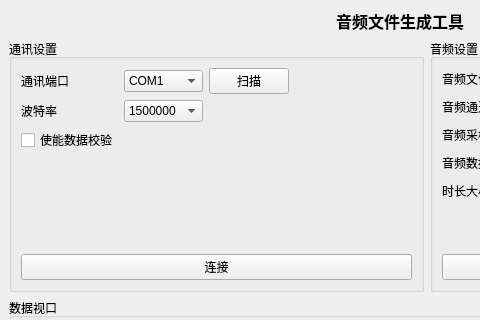
This is mainwindow.ui in aron566/Audio_File_Generator as Qt 5 draws it before an edit; both pictures show x 0 to 480 and y 0 to 320 of the 800 by 600 pixel window. The edited form follows.
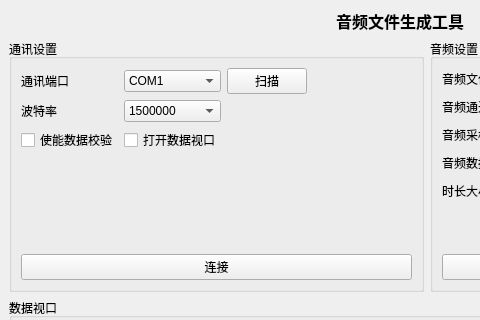
This is the edited form.

Commit message: <feat>: <增加数据视口开关>

```diff
--- a/mainwindow.ui
+++ b/mainwindow.ui
@@ -346,6 +346,13 @@
          </property>
         </widget>
        </item>
+       <item row="2" column="1">
+        <widget class="QCheckBox" name="DATA_VIEWcheckBox">
+         <property name="text">
+          <string>打开数据视口</string>
+         </property>
+        </widget>
+       </item>
       </layout>
      </widget>
     </item>
```
The commit also changes 2 other files.
